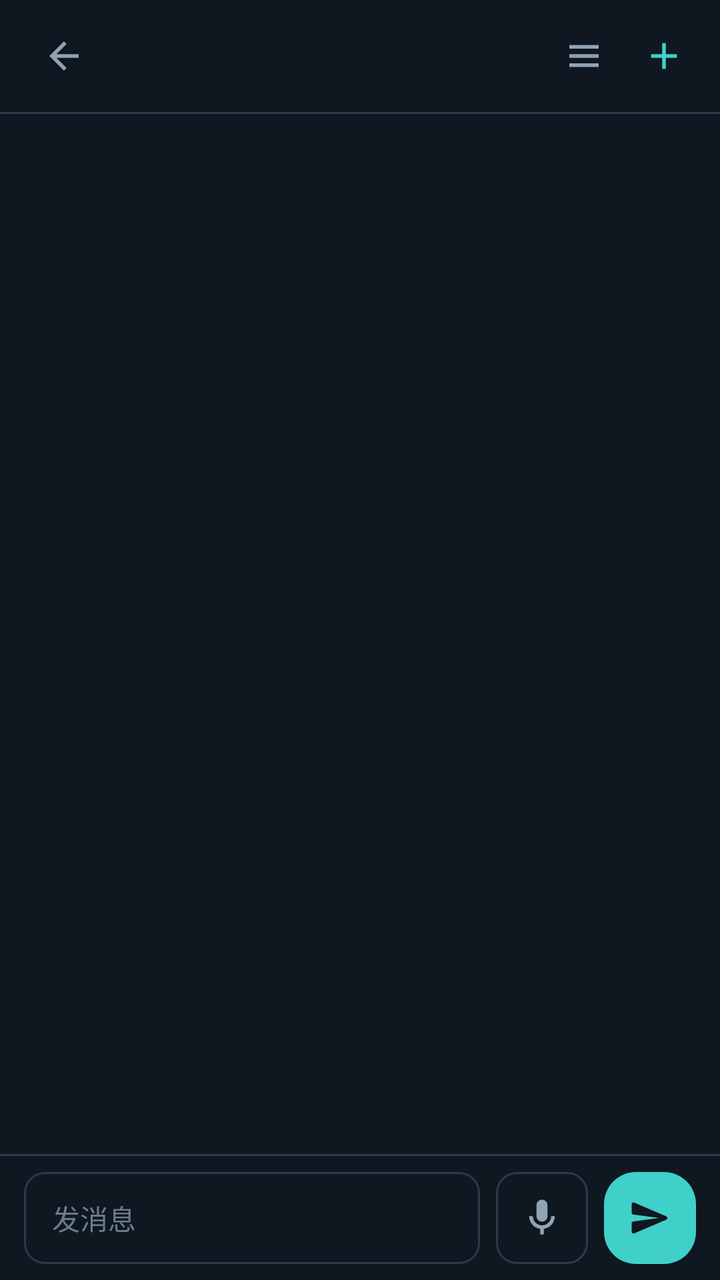
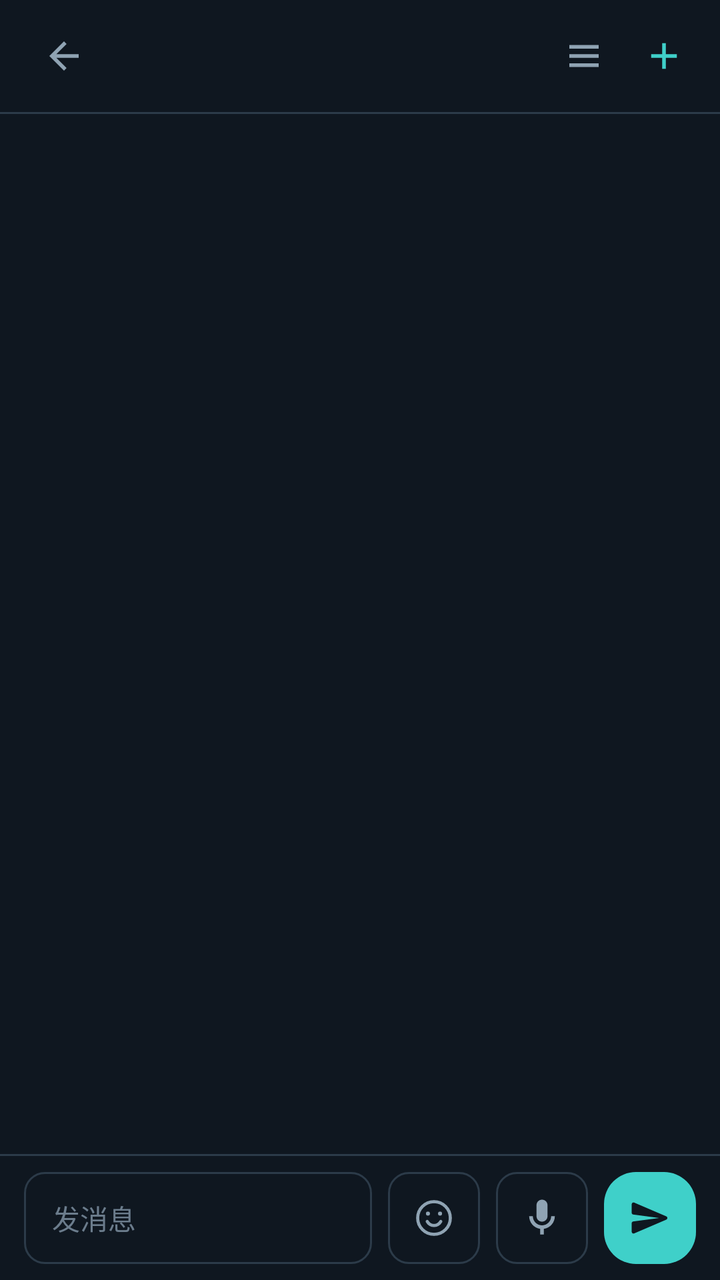

Screens rendered from an Android XML layout before and after an edit, with the pre-edit source and the edit as a unified diff.
<!-- AndroidManifest.xml: activity theme AppTheme -->
<!-- res/layout/activity_history.xml -->
<?xml version="1.0" encoding="utf-8"?>
<FrameLayout xmlns:android="http://schemas.android.com/apk/res/android"
    android:id="@+id/historyRoot"
    android:layout_width="match_parent"
    android:layout_height="match_parent"
    android:background="@color/pet_bg"
    android:fitsSystemWindows="true">

    <LinearLayout
        android:layout_width="match_parent"
        android:layout_height="match_parent"
        android:orientation="vertical">

        <LinearLayout
            android:layout_width="match_parent"
            android:layout_height="56dp"
            android:gravity="center_vertical"
            android:orientation="horizontal"
            android:paddingStart="12dp"
            android:paddingEnd="8dp">

            <ImageView
                android:id="@+id/historyBack"
                android:layout_width="wrap_content"
                android:layout_height="wrap_content"
                android:background="?android:attr/selectableItemBackground"
                android:contentDescription="返回"
                android:padding="9dp"
                android:src="@drawable/ic_back"
                android:tint="@color/pet_text_dim" />

            
            <TextView
                android:id="@+id/historyProject"
                android:layout_width="0dp"
                android:layout_height="wrap_content"
                android:layout_weight="1"
                android:background="?android:attr/selectableItemBackground"
                android:ellipsize="end"
                android:maxLines="1"
                android:paddingStart="4dp"
                android:paddingTop="8dp"
                android:paddingEnd="4dp"
                android:paddingBottom="8dp"
                android:textColor="@color/pet_text"
                android:textSize="15sp" />

            <ImageView
                android:id="@+id/historySessions"
                android:layout_width="wrap_content"
                android:layout_height="wrap_content"
                android:background="?android:attr/selectableItemBackground"
                android:contentDescription="会话"
                android:padding="9dp"
                android:src="@drawable/ic_list"
                android:tint="@color/pet_text_dim" />

            <ImageView
                android:id="@+id/historyNew"
                android:layout_width="wrap_content"
                android:layout_height="wrap_content"
                android:background="?android:attr/selectableItemBackground"
                android:contentDescription="新对话"
                android:padding="9dp"
                android:src="@drawable/ic_plus"
                android:tint="@color/pet_accent" />

        </LinearLayout>

        <View
            android:layout_width="match_parent"
            android:layout_height="1dp"
            android:background="@color/pet_line" />

        <FrameLayout
            android:layout_width="match_parent"
            android:layout_height="0dp"
            android:layout_weight="1">

            <ListView
                android:id="@+id/historyList"
                android:layout_width="match_parent"
                android:layout_height="match_parent"
                android:clipToPadding="false"
                android:listSelector="@android:color/transparent"
                android:paddingTop="6dp"
                android:paddingBottom="12dp"
                android:scrollbars="none"
                android:stackFromBottom="true"
                android:transcriptMode="alwaysScroll" />

            <TextView
                android:id="@+id/historyEmpty"
                android:layout_width="wrap_content"
                android:layout_height="wrap_content"
                android:layout_gravity="center"
                android:gravity="center"
                android:lineSpacingExtra="4dp"
                android:padding="24dp"
                android:text="说句话开始"
                android:textColor="@color/pet_hint"
                android:textSize="14sp"
                android:visibility="gone" />

            <TextView
                android:id="@+id/chatTyping"
                android:layout_width="wrap_content"
                android:layout_height="wrap_content"
                android:layout_gravity="bottom|start"
                android:layout_marginStart="16dp"
                android:layout_marginBottom="6dp"
                android:text="···"
                android:textColor="@color/pet_hint"
                android:textSize="18sp"
                android:visibility="gone" />
        </FrameLayout>

        <LinearLayout
            android:id="@+id/chatRun"
            android:layout_width="match_parent"
            android:layout_height="wrap_content"
            android:gravity="center_vertical"
            android:orientation="horizontal"
            android:paddingStart="16dp"
            android:paddingEnd="8dp"
            android:visibility="gone">

            <TextView
                android:id="@+id/chatRunText"
                android:layout_width="0dp"
                android:layout_height="wrap_content"
                android:layout_weight="1"
                android:paddingTop="6dp"
                android:paddingBottom="6dp"
                android:text="处理中"
                android:textColor="@color/pet_hint"
                android:textSize="12sp" />

            <TextView
                android:id="@+id/chatStop"
                android:layout_width="wrap_content"
                android:layout_height="wrap_content"
                android:background="?android:attr/selectableItemBackground"
                android:padding="8dp"
                android:text="中断"
                android:textColor="@color/pet_accent"
                android:textSize="13sp" />
        </LinearLayout>

        <View
            android:layout_width="match_parent"
            android:layout_height="1dp"
            android:background="@color/pet_line" />

        <LinearLayout
            android:layout_width="match_parent"
            android:layout_height="wrap_content"
            android:gravity="center_vertical"
            android:orientation="horizontal"
            android:paddingStart="12dp"
            android:paddingTop="8dp"
            android:paddingEnd="12dp"
            android:paddingBottom="8dp">

            <EditText
                android:id="@+id/chatInput"
                android:layout_width="0dp"
                android:layout_height="46dp"
                android:layout_weight="1"
                android:background="@drawable/bg_input"
                android:hint="发消息"
                android:imeOptions="actionSend"
                android:inputType="text"
                android:maxLines="1"
                android:paddingStart="14dp"
                android:paddingEnd="14dp"
                android:textColor="@color/pet_text"
                android:textColorHint="@color/pet_hint"
                android:textSize="14sp" />

            <ImageView
                android:id="@+id/chatMic"
                android:layout_width="46dp"
                android:layout_height="46dp"
                android:layout_marginStart="8dp"
                android:background="@drawable/bg_input"
                android:contentDescription="按住说话"
                android:padding="12dp"
                android:src="@drawable/ic_mic"
                android:tint="@color/pet_text_dim" />

            <ImageView
                android:id="@+id/chatSend"
                android:layout_width="46dp"
                android:layout_height="46dp"
                android:layout_marginStart="8dp"
                android:background="@drawable/bg_btn_primary"
                android:contentDescription="发送"
                android:padding="12dp"
                android:src="@drawable/ic_send"
                android:tint="@color/pet_bg" />
        </LinearLayout>
    </LinearLayout>

    
    <View
        android:id="@+id/pickerScrim"
        android:layout_width="match_parent"
        android:layout_height="match_parent"
        android:background="#B3000000"
        android:visibility="gone" />

    <LinearLayout
        android:id="@+id/pickerSheet"
        android:layout_width="match_parent"
        android:layout_height="wrap_content"
        android:layout_gravity="bottom"
        android:background="@color/pet_surface"
        android:orientation="vertical"
        android:paddingTop="8dp"
        android:paddingBottom="12dp"
        android:visibility="gone">

        <LinearLayout
            android:layout_width="match_parent"
            android:layout_height="48dp"
            android:gravity="center_vertical"
            android:orientation="horizontal"
            android:paddingStart="8dp"
            android:paddingEnd="8dp">

            <ImageView
                android:id="@+id/pickerBack"
                android:layout_width="wrap_content"
                android:layout_height="wrap_content"
                android:background="?android:attr/selectableItemBackground"
                android:contentDescription="项目"
                android:padding="9dp"
                android:src="@drawable/ic_back"
                android:tint="@color/pet_text_dim"
                android:visibility="gone" />

            <TextView
                android:id="@+id/pickerTitle"
                android:layout_width="0dp"
                android:layout_height="wrap_content"
                android:layout_weight="1"
                android:ellipsize="end"
                android:maxLines="1"
                android:paddingStart="4dp"
                android:text="项目"
                android:textColor="@color/pet_text"
                android:textSize="15sp" />

            <ImageView
                android:id="@+id/pickerClose"
                android:layout_width="wrap_content"
                android:layout_height="wrap_content"
                android:background="?android:attr/selectableItemBackground"
                android:contentDescription="关闭"
                android:padding="9dp"
                android:src="@drawable/ic_close"
                android:tint="@color/pet_accent" />
        </LinearLayout>

        <View
            android:layout_width="match_parent"
            android:layout_height="1dp"
            android:background="@color/pet_line" />

        <ListView
            android:id="@+id/pickerList"
            android:layout_width="match_parent"
            android:layout_height="wrap_content"
            android:divider="@color/pet_line"
            android:dividerHeight="1dp"
            android:listSelector="@android:color/transparent"
            android:maxHeight="420dp"
            android:scrollbars="none" />
    </LinearLayout>
</FrameLayout>
<!-- resources referenced by this layout -->
<resources>
  <color name="pet_accent">#3FD0C9</color>
  <color name="pet_bg">#0F1720</color>
  <color name="pet_hint">#6B7C8C</color>
  <color name="pet_line">#2C3B49</color>
  <color name="pet_surface">#18232E</color>
  <color name="pet_text">#E6EEF4</color>
  <color name="pet_text_dim">#8FA3B3</color>
  <!-- drawable bg_btn_primary (drawable) -->
  <?xml version="1.0" encoding="utf-8"?>
  <ripple xmlns:android="http://schemas.android.com/apk/res/android"
      android:color="#4DFFFFFF">
      <item>
          <shape android:shape="rectangle">
              <corners android:radius="16dp" />
              <solid android:color="@color/pet_accent" />
          </shape>
      </item>
  </ripple>
  <!-- drawable bg_input (drawable) -->
  <?xml version="1.0" encoding="utf-8"?>
  <shape xmlns:android="http://schemas.android.com/apk/res/android"
      android:shape="rectangle">
      <corners android:radius="10dp" />
      <solid android:color="@color/pet_bg" />
      <stroke
          android:width="1dp"
          android:color="@color/pet_line" />
  </shape>
  <!-- drawable ic_back (drawable) -->
  <vector xmlns:android="http://schemas.android.com/apk/res/android"
      android:width="22dp"
      android:height="22dp"
      android:viewportWidth="24"
      android:viewportHeight="24">
      <path
          android:fillColor="#FF000000"
          android:pathData="M20,11H7.83l5.59,-5.59L12,4l-8,8 8,8 1.41,-1.41L7.83,13H20v-2z" />
  </vector>
  <!-- drawable ic_close (drawable) -->
  <vector xmlns:android="http://schemas.android.com/apk/res/android"
      android:width="22dp"
      android:height="22dp"
      android:viewportWidth="24"
      android:viewportHeight="24">
      <path
          android:fillColor="#FF000000"
          android:pathData="M19,6.41L17.59,5 12,10.59 6.41,5 5,6.41 10.59,12 5,17.59 6.41,19 12,13.41 17.59,19 19,17.59 13.41,12z" />
  </vector>
  <!-- drawable ic_list (drawable) -->
  <vector xmlns:android="http://schemas.android.com/apk/res/android"
      android:width="22dp"
      android:height="22dp"
      android:viewportWidth="24"
      android:viewportHeight="24">
      <path
          android:fillColor="#FF000000"
          android:pathData="M4,6h16v2H4V6zM4,11h16v2H4v-2zM4,16h16v2H4v-2z" />
  </vector>
  <!-- drawable ic_plus (drawable) -->
  <vector xmlns:android="http://schemas.android.com/apk/res/android"
      android:width="22dp"
      android:height="22dp"
      android:viewportWidth="24"
      android:viewportHeight="24">
      <path
          android:fillColor="#FF000000"
          android:pathData="M19,13h-6v6h-2v-6H5v-2h6V5h2v6h6v2z" />
  </vector>
  <style name="AppTheme" parent="@android:style/Theme.Material.NoActionBar">
          <item name="android:windowBackground">#06131F</item>
          <item name="android:colorAccent">#7ADAFF</item>
          <item name="android:statusBarColor">#06131F</item>
          <item name="android:navigationBarColor">#06131F</item>
      </style>
  <!-- unchanged entries left out for length: 2 -->
</resources>

<!-- the commit's change to res/layout/activity_history.xml (unified diff, before → after) -->
@@ -3,8 +3,7 @@
     android:id="@+id/historyRoot"
     android:layout_width="match_parent"
     android:layout_height="match_parent"
-    android:background="@color/pet_bg"
-    android:fitsSystemWindows="true">
+    android:background="@color/pet_bg">
 
     <LinearLayout
         android:layout_width="match_parent"
@@ -154,7 +153,7 @@
 
         <LinearLayout
             android:layout_width="match_parent"
-            android:layout_height="wrap_content"
+            android:layout_height="62dp"
             android:gravity="center_vertical"
             android:orientation="horizontal"
             android:paddingStart="12dp"
@@ -179,6 +178,17 @@
                 android:textSize="14sp" />
 
             <ImageView
+                android:id="@+id/chatEmoji"
+                android:layout_width="46dp"
+                android:layout_height="46dp"
+                android:layout_marginStart="8dp"
+                android:background="@drawable/bg_input"
+                android:contentDescription="表情"
+                android:padding="12dp"
+                android:src="@drawable/ic_emoji"
+                android:tint="@color/pet_text_dim" />
+
+            <ImageView
                 android:id="@+id/chatMic"
                 android:layout_width="46dp"
                 android:layout_height="46dp"
<!-- resource entries referenced after the edit -->
@@ -48,6 +48,31 @@
           android:fillColor="#FF000000"
           android:pathData="M19,6.41L17.59,5 12,10.59 6.41,5 5,6.41 10.59,12 5,17.59 6.41,19 12,13.41 17.59,19 19,17.59 13.41,12z" />
   </vector>
+  <!-- drawable ic_emoji (drawable) -->
+  <?xml version="1.0" encoding="utf-8"?>
+  <vector xmlns:android="http://schemas.android.com/apk/res/android"
+      android:width="22dp"
+      android:height="22dp"
+      android:viewportWidth="24"
+      android:viewportHeight="24">
+      <path
+          android:fillColor="#00000000"
+          android:pathData="M12,3.1A8.9,8.9 0 1,0 12,20.9A8.9,8.9 0 1,0 12,3.1"
+          android:strokeColor="#FF000000"
+          android:strokeWidth="1.7" />
+      <path
+          android:fillColor="#FF000000"
+          android:pathData="M8.7,9.6m-1.1,0a1.1,1.1 0 1,0 2.2,0a1.1,1.1 0 1,0 -2.2,0" />
+      <path
+          android:fillColor="#FF000000"
+          android:pathData="M15.3,9.6m-1.1,0a1.1,1.1 0 1,0 2.2,0a1.1,1.1 0 1,0 -2.2,0" />
+      <path
+          android:fillColor="#00000000"
+          android:pathData="M8.3,13.9C9.2,15.4 10.5,16.1 12,16.1C13.5,16.1 14.8,15.4 15.7,13.9"
+          android:strokeColor="#FF000000"
+          android:strokeLineCap="round"
+          android:strokeWidth="1.7" />
+  </vector>
   <!-- drawable ic_list (drawable) -->
   <vector xmlns:android="http://schemas.android.com/apk/res/android"
       android:width="22dp"
